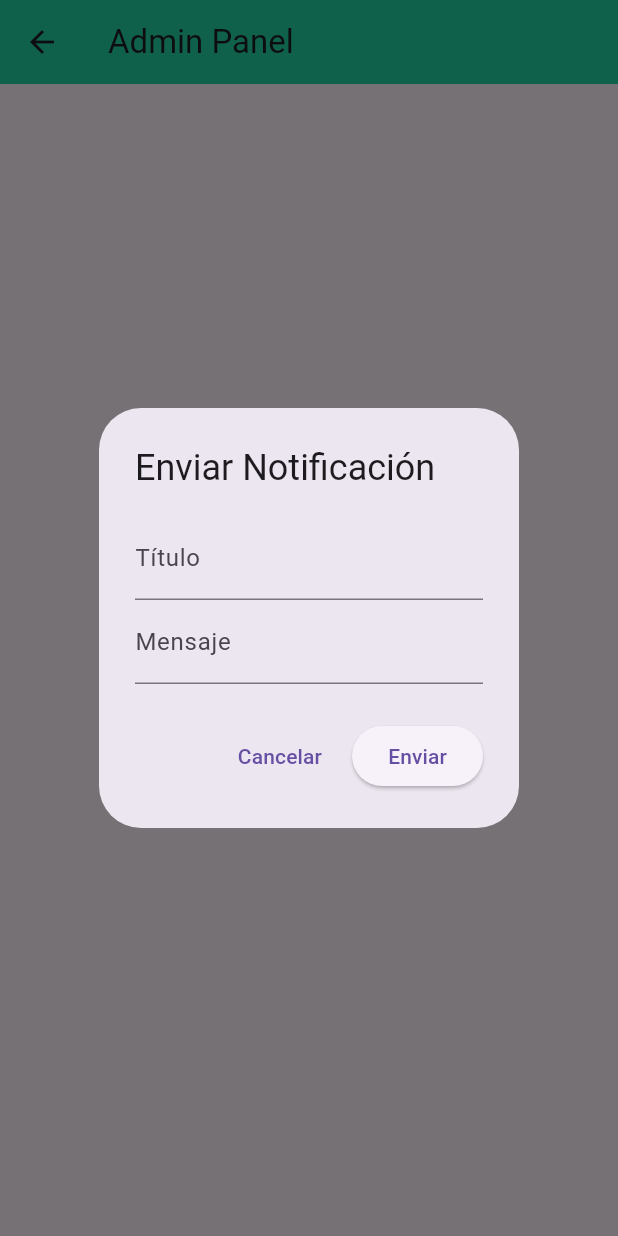
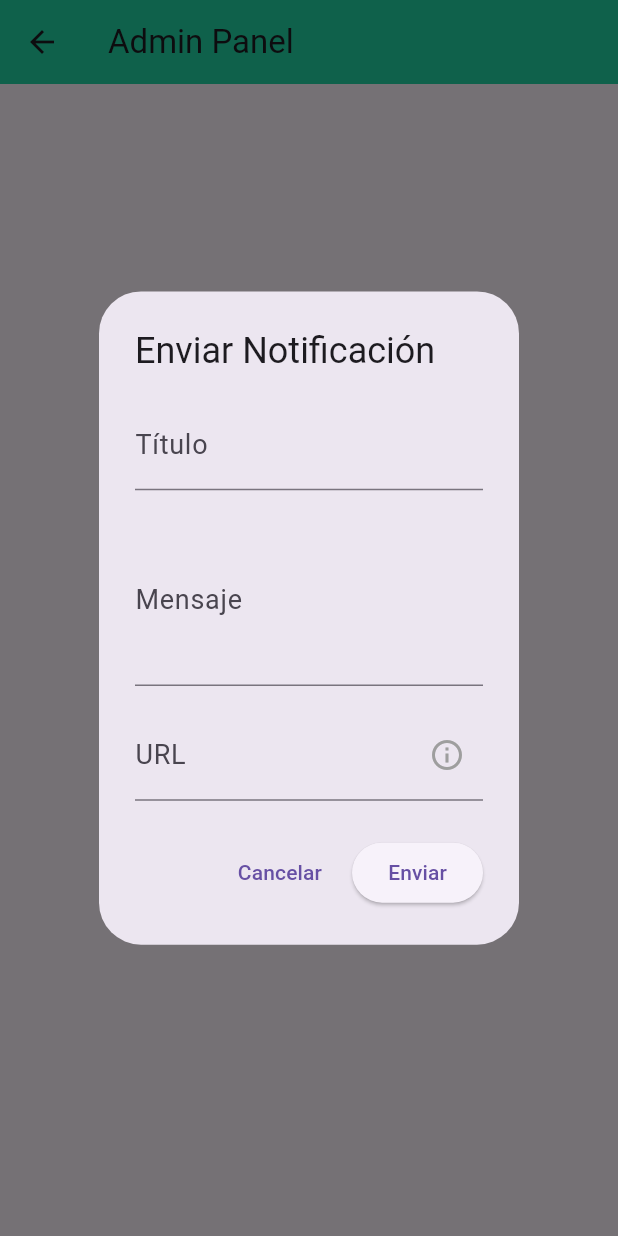
Before and after one commit to noteregalesuwu/frontend-when-cobramos, a Flutter app: the AdminPage screen opened directly, after a tap on "Enviar Notificación Masiva", on a phone screen of 412 x 824 dp. Run offline on Flutter 3.47's test engine with Material 3 defaults, Android fonts, the light colour scheme and no system bars; our stand-ins replace confetti, firebase_core, firebase_messaging, fluttertoast, shared_preferences; missing offline and left inert: dart:html; accounts and stored records are empty; network calls fail; statements that could not run were skipped.

Commit message:
feat: Add optional URL parameter to _sendNotification method
The `_sendNotification` method in `AdminPageState` now accepts an optional `url` parameter. This allows the admin to include an image URL when sending a notification.

```diff
--- a/lib/views/admin_page.dart
+++ b/lib/views/admin_page.dart
@@ -44,7 +44,8 @@ class AdminPageState extends State<AdminPage> {
     }
   }
 
-  Future<void> _sendNotification(String title, String message) async {
+  Future<void> _sendNotification(
+      String title, String message, String? url) async {
     try {
       const String apiUrl = String.fromEnvironment('API_URL', defaultValue: '');
       final response = await http.post(
@@ -56,6 +57,7 @@ class AdminPageState extends State<AdminPage> {
         body: jsonEncode(<String, String>{
           'title': title,
           'body': message,
+          'image': url ?? '',
         }),
       );
       var responseJson = jsonDecode(response.body);
@@ -139,6 +141,7 @@ class AdminPageState extends State<AdminPage> {
   void _showNotificationDialog() {
     final TextEditingController titleController = TextEditingController();
     final TextEditingController messageController = TextEditingController();
+    final TextEditingController urlController = TextEditingController();
 
     showDialog(
       context: context,
@@ -148,13 +151,36 @@ class AdminPageState extends State<AdminPage> {
           content: Column(
             mainAxisSize: MainAxisSize.min,
             children: <Widget>[
-              TextField(
+              TextFormField(
                 controller: titleController,
-                decoration: const InputDecoration(labelText: 'Título'),
+                decoration: const InputDecoration(
+                  labelText: 'Título',
+                  labelStyle: TextStyle(fontSize: 18),
+                ),
+                style: const TextStyle(fontSize: 18),
               ),
-              TextField(
+              const SizedBox(height: 16),
+              TextFormField(
                 controller: messageController,
-                decoration: const InputDecoration(labelText: 'Mensaje'),
+                decoration: const InputDecoration(
+                  labelText: 'Mensaje',
+                  labelStyle: TextStyle(fontSize: 18),
+                ),
+                style: const TextStyle(fontSize: 18),
+                maxLines: 3, // Permite múltiples líneas para el mensaje
+              ),
+              const SizedBox(height: 16),
+              TextFormField(
+                controller: urlController,
+                decoration: const InputDecoration(
+                  labelText: 'URL',
+                  labelStyle: TextStyle(fontSize: 18),
+                  suffixIcon: Tooltip(
+                    message: 'Este campo es opcional',
+                    child: Icon(Icons.info_outline, color: Colors.grey),
+                  ),
+                ),
+                style: const TextStyle(fontSize: 18),
               ),
             ],
           ),
@@ -167,7 +193,8 @@ class AdminPageState extends State<AdminPage> {
             ),
             ElevatedButton(
               onPressed: () {
-                _sendNotification(titleController.text, messageController.text);
+                _sendNotification(titleController.text, messageController.text,
+                    urlController.text);
                 Navigator.of(context).pop();
               },
               child: const Text('Enviar'),
```
